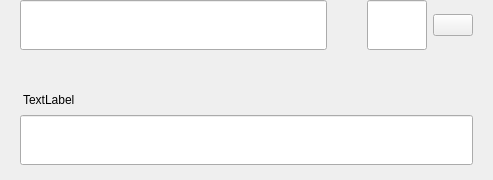
Before: the Qt Designer form src/qt/oro/forms/sendmultirow.ui in ORO-mlm/ORO-Core, drawn with Qt 5.
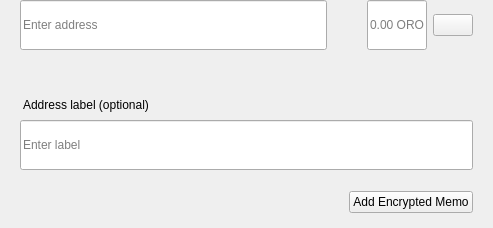
After: the same form once the commit is applied.

Diff of the .ui file:
```diff
--- a/src/qt/oro/forms/sendmultirow.ui
+++ b/src/qt/oro/forms/sendmultirow.ui
@@ -7,7 +7,7 @@
     <x>0</x>
     <y>0</y>
     <width>493</width>
-    <height>180</height>
+    <height>228</height>
    </rect>
   </property>
   <property name="minimumSize">
@@ -140,6 +140,9 @@
               <height>50</height>
              </size>
             </property>
+            <property name="placeholderText">
+             <string>Enter address</string>
+            </property>
            </widget>
           </item>
          </layout>
@@ -194,6 +197,9 @@
           <property name="alignment">
            <set>Qt::AlignLeading|Qt::AlignLeft|Qt::AlignVCenter</set>
           </property>
+          <property name="placeholderText">
+           <string notr="true">0.00 ORO</string>
+          </property>
          </widget>
         </item>
         <item>
@@ -287,7 +293,7 @@
 padding:0px;</string>
         </property>
         <property name="text">
-         <string>TextLabel</string>
+         <string>Address label (optional)</string>
         </property>
        </widget>
       </item>
@@ -305,6 +311,63 @@
           <height>50</height>
          </size>
         </property>
+        <property name="placeholderText">
+         <string>Enter label</string>
+        </property>
+       </widget>
+      </item>
+      <item>
+       <spacer name="verticalSpacer_2">
+        <property name="orientation">
+         <enum>Qt::Vertical</enum>
+        </property>
+        <property name="sizeType">
+         <enum>QSizePolicy::Fixed</enum>
+        </property>
+        <property name="sizeHint" stdset="0">
+         <size>
+          <width>20</width>
+          <height>15</height>
+         </size>
+        </property>
+       </spacer>
+      </item>
+      <item>
+       <widget class="QWidget" name="containerMemo" native="true">
+        <layout class="QHBoxLayout" name="horizontalLayout_5">
+         <property name="leftMargin">
+          <number>0</number>
+         </property>
+         <property name="topMargin">
+          <number>0</number>
+         </property>
+         <property name="rightMargin">
+          <number>0</number>
+         </property>
+         <property name="bottomMargin">
+          <number>0</number>
+         </property>
+         <item>
+          <spacer name="horizontalSpacer">
+           <property name="orientation">
+            <enum>Qt::Horizontal</enum>
+           </property>
+           <property name="sizeHint" stdset="0">
+            <size>
+             <width>40</width>
+             <height>20</height>
+            </size>
+           </property>
+          </spacer>
+         </item>
+         <item>
+          <widget class="QPushButton" name="btnAddMemo">
+           <property name="text">
+            <string notr="true">Add Encrypted Memo</string>
+           </property>
+          </widget>
+         </item>
+        </layout>
        </widget>
       </item>
      </layout>
```
